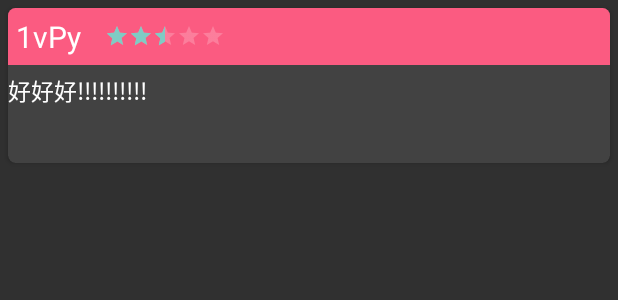
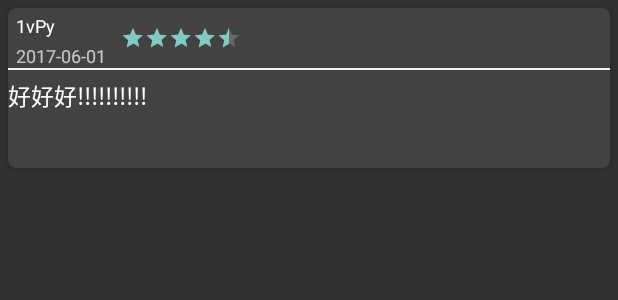
Before and after one commit to 1vPy/BkApp, an Android app: the layout item_movie_comment.xml on its own in the app's theme, with its tools: preview values and no code run, on a phone screen of 412 x 824 dp. Shown: the top 300 px of the screen. Run offline under Robolectric (Android 15) with nearby library versions, the phone set to English and light mode, and no system bars.

Commit message:
1.简单修改界面

```diff
--- a/app/src/main/java/com/roy/bkapp/Constants.java
+++ b/app/src/main/java/com/roy/bkapp/Constants.java
@@ -5,7 +5,7 @@ package com.roy.bkapp;
  */
 
 public class Constants {
-    public static final String application_id = "c6dbd18c94e5d67f3047f196165***";
+    public static final String application_id = "c6dbd18c94e5d67f3047f196165df693";
 
-    public static final String application_key = "0c0633c21b454ebbb447e8cc3065***";
+    public static final String application_key = "0c0633c21b454ebbb447e8cc3065ee33";
 }
--- a/app/src/main/java/com/roy/bkapp/http/api/bmob/BmobApiService.java
+++ b/app/src/main/java/com/roy/bkapp/http/api/bmob/BmobApiService.java
@@ -200,7 +200,7 @@ public class BmobApiService {
     }
 
 
-    public void addComment(String comment,String username,String movieId,int rating, RequestCallback<String> requestCallback){
+    public void addComment(String comment,String username,String movieId,float rating, RequestCallback<String> requestCallback){
         CommentResult result = new CommentResult();
         result.setMovieId(movieId);
         result.setUsername(username);
--- a/app/src/main/java/com/roy/bkapp/model/user/Asd.java
+++ b/app/src/main/java/com/roy/bkapp/model/user/UserHeader.java
@@ -4,7 +4,7 @@ package com.roy.bkapp.model.user;
 import com.google.gson.annotations.SerializedName;
 
 @SuppressWarnings("unused")
-public class Asd {
+public class UserHeader {
 
     @SerializedName("cdn")
     private String mCdn;
--- a/app/src/main/java/com/roy/bkapp/model/user_movie/comment/CommentResult.java
+++ b/app/src/main/java/com/roy/bkapp/model/user_movie/comment/CommentResult.java
@@ -15,7 +15,7 @@ public class CommentResult {
     @SerializedName("objectId")
     private String mObjectId;
     @SerializedName("rating")
-    private Integer mRating;
+    private Float mRating;
     @SerializedName("updatedAt")
     private String mUpdatedAt;
     @SerializedName("username")
@@ -53,11 +53,11 @@ public class CommentResult {
         mObjectId = objectId;
     }
 
-    public Integer getRating() {
+    public Float getRating() {
         return mRating;
     }
 
-    public void setRating(Integer rating) {
+    public void setRating(Float rating) {
         mRating = rating;
     }
 
--- a/app/src/main/java/com/roy/bkapp/presenter/movie/MovieRatingPresenter.java
+++ b/app/src/main/java/com/roy/bkapp/presenter/movie/MovieRatingPresenter.java
@@ -20,7 +20,7 @@ public class MovieRatingPresenter extends BasePresenter<MovieRatingView>{
         mBmobApiService = bmobApiService;
     }
 
-    public void addComment(String comment,String username,String movieId,int rating){
+    public void addComment(String comment,String username,String movieId,float rating){
         mBmobApiService.addComment(comment, username, movieId, rating,new RequestCallback<String>() {
             @Override
             public void onSuccess(String s) {
--- a/app/src/main/java/com/roy/bkapp/ui/activity/movie/MovieRatingActivity.java
+++ b/app/src/main/java/com/roy/bkapp/ui/activity/movie/MovieRatingActivity.java
@@ -92,7 +92,7 @@ public class MovieRatingActivity extends BaseSwipeBackActivity<MovieRatingView,
         } else if (et_comment.getText().toString().trim().isEmpty()) {
             Toast.makeText(this, "评论不能为空", Toast.LENGTH_LONG).show();
         } else {
-            mPresenter.addComment(et_comment.getText().toString().trim(), UserPreference.getUserPreference(this).readUserInfo().getUsername(), mId, rb_movie.getProgress());
+            mPresenter.addComment(et_comment.getText().toString().trim(), UserPreference.getUserPreference(this).readUserInfo().getUsername(), mId, rb_movie.getRating());
         }
     }
 }
--- a/app/src/main/java/com/roy/bkapp/ui/adapter/movie/MovieCommentAdapter.java
+++ b/app/src/main/java/com/roy/bkapp/ui/adapter/movie/MovieCommentAdapter.java
@@ -20,6 +20,6 @@ public class MovieCommentAdapter extends BaseQuickAdapter<CommentResult, BaseVie
     protected void convert(BaseViewHolder helper, CommentResult item) {
         helper.setText(R.id.tv_username, item.getUsername());
         helper.setText(R.id.tv_comment, "\b\b" + item.getComment());
-        helper.setProgress(R.id.rb_movie, item.getRating() * 10, 100);
+        helper.setRating(R.id.rb_movie, item.getRating());
     }
 }
--- a/app/src/main/res/layout/activity_movie_rating.xml
+++ b/app/src/main/res/layout/activity_movie_rating.xml
@@ -11,11 +11,12 @@
         android:layout_height="wrap_content"
         android:text="请先评分:"
         android:textColor="@android:color/white"
-        android:textSize="25sp" />
+        android:textSize="18sp" />
 
     <RatingBar
         android:id="@+id/rb_movie"
         android:max="100"
+        style="?attr/ratingBarStyle"
         android:layout_width="wrap_content"
         android:layout_height="wrap_content"
         android:layout_gravity="center_horizontal" />
@@ -25,7 +26,7 @@
         android:layout_height="wrap_content"
         android:text="您的评论:"
         android:textColor="@android:color/white"
-        android:textSize="25sp" />
+        android:textSize="18sp" />
 
     <android.support.v7.widget.AppCompatEditText
         android:id="@+id/et_comment"
--- a/app/src/main/res/layout/item_movie_comment.xml
+++ b/app/src/main/res/layout/item_movie_comment.xml
@@ -10,29 +10,53 @@
         android:layout_width="match_parent"
         android:layout_height="wrap_content"
         android:orientation="vertical">
+
         <LinearLayout
             android:layout_width="match_parent"
             android:layout_height="wrap_content"
-            android:background="@color/red_base"
             android:orientation="horizontal">
 
-            <TextView
-                android:id="@+id/tv_username"
+            <LinearLayout
                 android:layout_width="wrap_content"
                 android:layout_height="wrap_content"
-                android:text="1vPy"
-                android:padding="5dp"
-                android:textColor="@android:color/white"
-                android:textSize="20dp" />
+                android:orientation="vertical">
+
+                <TextView
+                    android:id="@+id/tv_username"
+                    android:layout_width="wrap_content"
+                    android:layout_height="wrap_content"
+                    android:layout_marginTop="3dp"
+                    android:paddingLeft="5dp"
+                    android:text="1vPy"
+                    android:textColor="@android:color/white"
+                    android:textSize="12sp" />
+
+                <TextView
+                    android:id="@+id/tv_publish_date"
+                    android:layout_width="wrap_content"
+                    android:layout_height="wrap_content"
+                    android:layout_marginTop="3dp"
+                    android:paddingLeft="5dp"
+                    android:text="2017-06-01"
+                    android:textSize="12sp" />
+            </LinearLayout>
+
             <RatingBar
                 android:id="@+id/rb_movie"
+                style="?attr/ratingBarStyleSmall"
                 android:layout_width="wrap_content"
                 android:layout_height="wrap_content"
                 android:layout_gravity="center_vertical"
                 android:layout_marginLeft="10dp"
-                android:progress="50"
-                style="?attr/ratingBarStyleSmall"/>
+                android:isIndicator="true"
+                android:rating="4.5"
+                android:stepSize="0.5" />
         </LinearLayout>
+
+        <View
+            android:layout_width="match_parent"
+            android:layout_height="1dp"
+            android:background="@color/bg_light_gray"/>
 
         <TextView
             android:id="@+id/tv_comment"
@@ -43,7 +67,7 @@
             android:maxLines="3"
             android:text="好好好!!!!!!!!!!"
             android:textColor="@android:color/white"
-            android:textSize="15dp" />
+            android:textSize="15sp" />
     </LinearLayout>
 
 </android.support.v7.widget.CardView>
```
Also changed, not shown: app/src/main/java/com/roy/bkapp/model/user/UserBean.java (+6 -6 lines).
